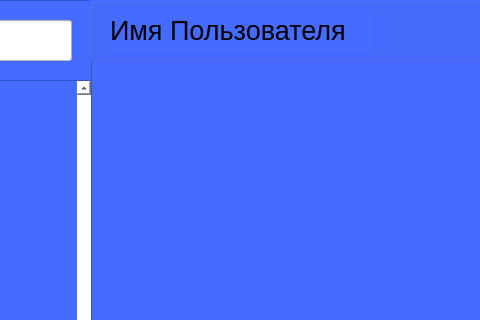
This is uic/chats.ui in NASA143/evan as Qt 5 draws it before an edit; both pictures show x 309 to 789 and y 0 to 320 of the 1247 by 710 pixel window. The edited form follows.
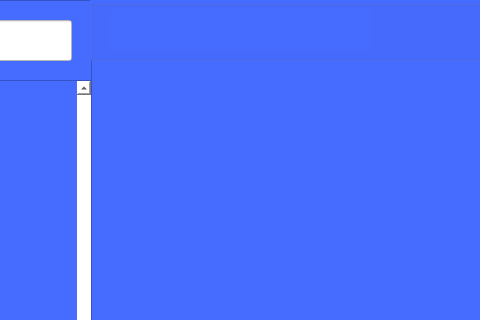
This is the edited form. Icons and pictures are not drawn.

Commit message: Сделан полноценный чат Надо сделать нормальное оформление, добавление новых чатов

The edit to the form file:
```diff
--- a/uic/chats.ui
+++ b/uic/chats.ui
@@ -249,7 +249,7 @@
       </font>
      </property>
      <property name="text">
-      <string>Имя Пользователя</string>
+      <string/>
      </property>
     </widget>
    </widget>
```
The commit also changes 2 other files.
